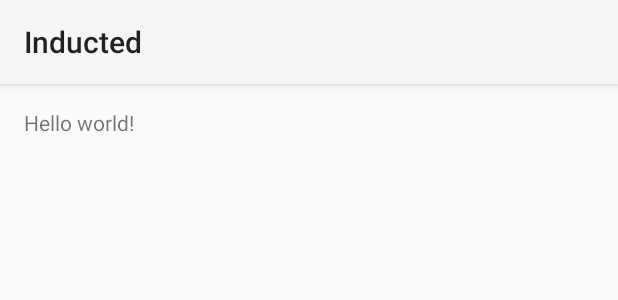
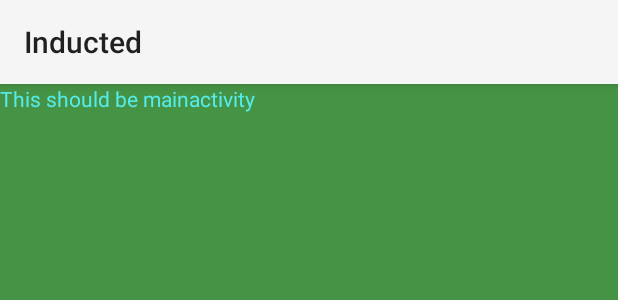
Before and after one commit to dyboyce/Inducted, an Android app: the layout activity_main.xml on its own in the app's theme, with its tools: preview values and no code run, on a phone screen of 412 x 824 dp. Shown: the top 300 px of the screen. Run offline under Robolectric (Android 15) with nearby library versions, the phone set to English and light mode, and no system bars.

```diff
--- a/app/build.gradle
+++ b/app/build.gradle
@@ -21,4 +21,5 @@ android {
 
 dependencies {
     compile fileTree(dir: 'libs', include: ['*.jar'])
+    compile 'com.android.support:support-v4:23.4.0'
 }
--- a/app/src/main/res/layout/activity_main.xml
+++ b/app/src/main/res/layout/activity_main.xml
@@ -1,11 +1,19 @@
 <RelativeLayout xmlns:android="http://schemas.android.com/apk/res/android"
     xmlns:tools="http://schemas.android.com/tools" android:layout_width="match_parent"
-    android:layout_height="match_parent" android:paddingLeft="@dimen/activity_horizontal_margin"
-    android:paddingRight="@dimen/activity_horizontal_margin"
-    android:paddingTop="@dimen/activity_vertical_margin"
-    android:paddingBottom="@dimen/activity_vertical_margin" tools:context=".MainActivity">
+    android:layout_height="match_parent"
+    tools:context=".MainActivity"
+    android:background="@color/backgrey"
+    android:id="@+id/mainact">
 
-    <TextView android:text="@string/hello_world" android:layout_width="wrap_content"
-        android:layout_height="wrap_content" />
+    <ImageView
+        android:layout_width="match_parent"
+        android:layout_height="match_parent"
+        android:background="@color/testbackpanel"/>
+
+    <TextView android:text="This should be mainactivity"
+        android:layout_width="wrap_content"
+        android:layout_height="wrap_content"
+        android:textColor="@color/texttest"/>
+
 
 </RelativeLayout>
--- a/app/src/main/res/values/strings.xml
+++ b/app/src/main/res/values/strings.xml
@@ -3,4 +3,10 @@
 
     <string name="hello_world">Hello world!</string>
     <string name="action_settings">Settings</string>
+    <color name="backgrey">#516161</color>
+    <color name="texttest">#56ebeb</color>
+    <color name="testbackpanel">#459345</color>
+
+    <!-- TODO: Remove or change this placeholder text -->
+    <string name="hello_blank_fragment">Hello blank fragment</string>
 </resources>
```
Also changed, not shown: app/src/main/java/net/dboyce/inducted/MainActivity.java (+42 -7 lines), app/src/main/java/net/dboyce/inducted/settingsFragment.java (added, +112 -0 lines), app/src/main/res/layout/fragment_settings.xml (added, +13 -0 lines), 1 other file.
